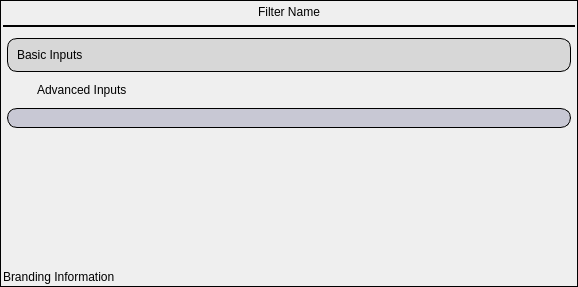
This is Source/DREAM3DWidgetsLib/Widgets/UI_Files/FilterInputWidget.ui in BlueQuartzSoftware/DREAM3D as Qt 5 draws it before an edit. The edited form follows.
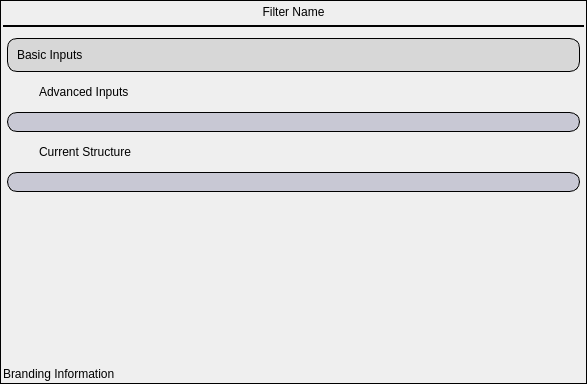
This is the edited form. Icons and pictures are not drawn.

Commit message: Implementing a View of the Current Data Structure for each filter in the FilterInputWidget

Patch:
```diff
--- a/Source/DREAM3DWidgetsLib/Widgets/UI_Files/FilterInputWidget.ui
+++ b/Source/DREAM3DWidgetsLib/Widgets/UI_Files/FilterInputWidget.ui
@@ -6,8 +6,8 @@
    <rect>
     <x>0</x>
     <y>0</y>
-    <width>578</width>
-    <height>287</height>
+    <width>587</width>
+    <height>384</height>
    </rect>
   </property>
   <property name="windowTitle">
@@ -98,11 +98,14 @@
           <rect>
            <x>0</x>
            <y>0</y>
-           <width>572</width>
-           <height>210</height>
+           <width>581</width>
+           <height>307</height>
           </rect>
          </property>
          <layout class="QVBoxLayout" name="scrollAreaVLayout">
+          <property name="spacing">
+           <number>8</number>
+          </property>
           <property name="margin">
            <number>4</number>
           </property>
@@ -243,6 +246,117 @@
             </layout>
            </widget>
           </item>
+          <item>
+           <layout class="QHBoxLayout" name="advHeaderLayout_2">
+            <property name="topMargin">
+             <number>0</number>
+            </property>
+            <item>
+             <widget class="QPushButton" name="currentStructureBtn">
+              <property name="sizePolicy">
+               <sizepolicy hsizetype="Fixed" vsizetype="Fixed">
+                <horstretch>0</horstretch>
+                <verstretch>0</verstretch>
+               </sizepolicy>
+              </property>
+              <property name="minimumSize">
+               <size>
+                <width>24</width>
+                <height>24</height>
+               </size>
+              </property>
+              <property name="maximumSize">
+               <size>
+                <width>24</width>
+                <height>24</height>
+               </size>
+              </property>
+              <property name="toolTip">
+               <string>Show or Hide the advanced inputs</string>
+              </property>
+              <property name="text">
+               <string/>
+              </property>
+              <property name="icon">
+               <iconset resource="../../../../Resources/icons/images/Icons.qrc">
+                <normaloff>:/gear.png</normaloff>:/gear.png</iconset>
+              </property>
+              <property name="iconSize">
+               <size>
+                <width>24</width>
+                <height>24</height>
+               </size>
+              </property>
+              <property name="checkable">
+               <bool>false</bool>
+              </property>
+              <property name="flat">
+               <bool>true</bool>
+              </property>
+             </widget>
+            </item>
+            <item>
+             <widget class="QLabel" name="currentStructureLabel">
+              <property name="styleSheet">
+               <string notr="true"/>
+              </property>
+              <property name="text">
+               <string>Current Structure</string>
+              </property>
+             </widget>
+            </item>
+            <item>
+             <spacer name="horizontalSpacer_2">
+              <property name="orientation">
+               <enum>Qt::Horizontal</enum>
+              </property>
+              <property name="sizeHint" stdset="0">
+               <size>
+                <width>40</width>
+                <height>20</height>
+               </size>
+              </property>
+             </spacer>
+            </item>
+           </layout>
+          </item>
+          <item>
+           <widget class="QFrame" name="currentStructureFrame">
+            <property name="minimumSize">
+             <size>
+              <width>0</width>
+              <height>0</height>
+             </size>
+            </property>
+            <property name="styleSheet">
+             <string notr="true">QFrame#currentStructureFrame
+{
+/*	background-color: qlineargradient(spread:pad, x1:0, y1:0, x2:0, y2:1, stop:0 rgba(185, 185, 185, 255), stop:0.5 rgba(226, 226, 226, 255), stop:1 rgba(150, 150, 150, 255)); */
+  background-color: rgb(200, 200, 212);
+  border: 1px solid #000000;
+  border-radius: 10px;
+  padding: 5 5 5 5px;
+}</string>
+            </property>
+            <property name="frameShape">
+             <enum>QFrame::NoFrame</enum>
+            </property>
+            <property name="frameShadow">
+             <enum>QFrame::Plain</enum>
+            </property>
+            <property name="lineWidth">
+             <number>1</number>
+            </property>
+            <layout class="QVBoxLayout" name="verticalLayout_5" stretch="0">
+             <property name="margin">
+              <number>4</number>
+             </property>
+             <item>
+              <layout class="QGridLayout" name="currentStructureGrid"/>
+             </item>
+            </layout>
+           </widget>
+          </item>
           <item>
            <spacer name="verticalSpacer">
             <property name="orientation">
```
The commit also changes 12 other files.
